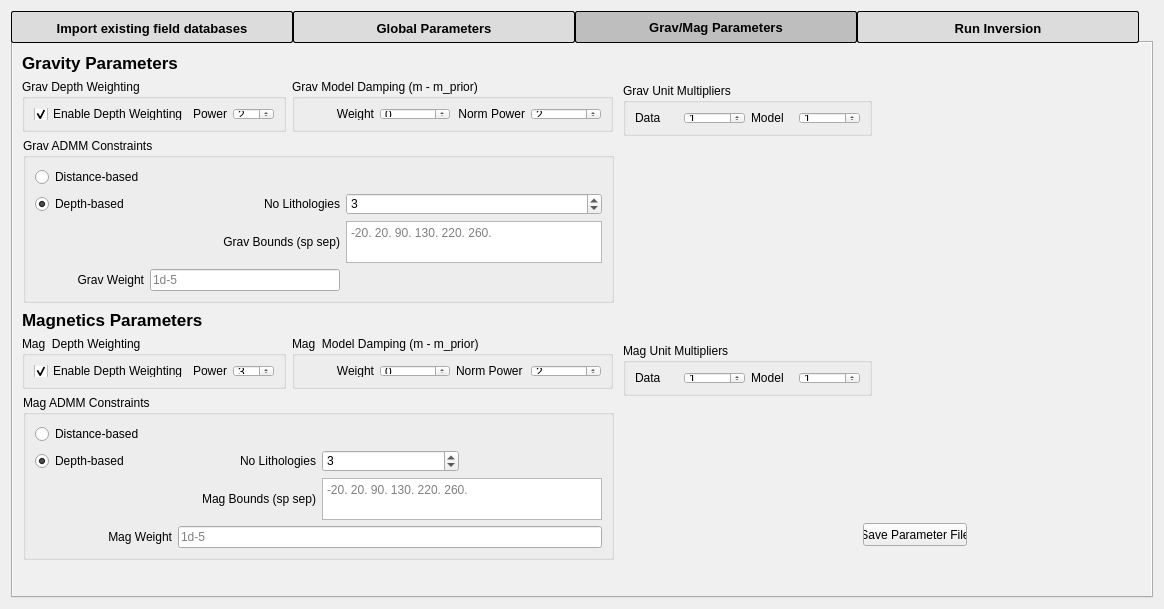
The window that Tomofast_x_dialog_base.ui (TOMOFAST/tomofast-x-q) describes before a commit, drawn with Qt 5.
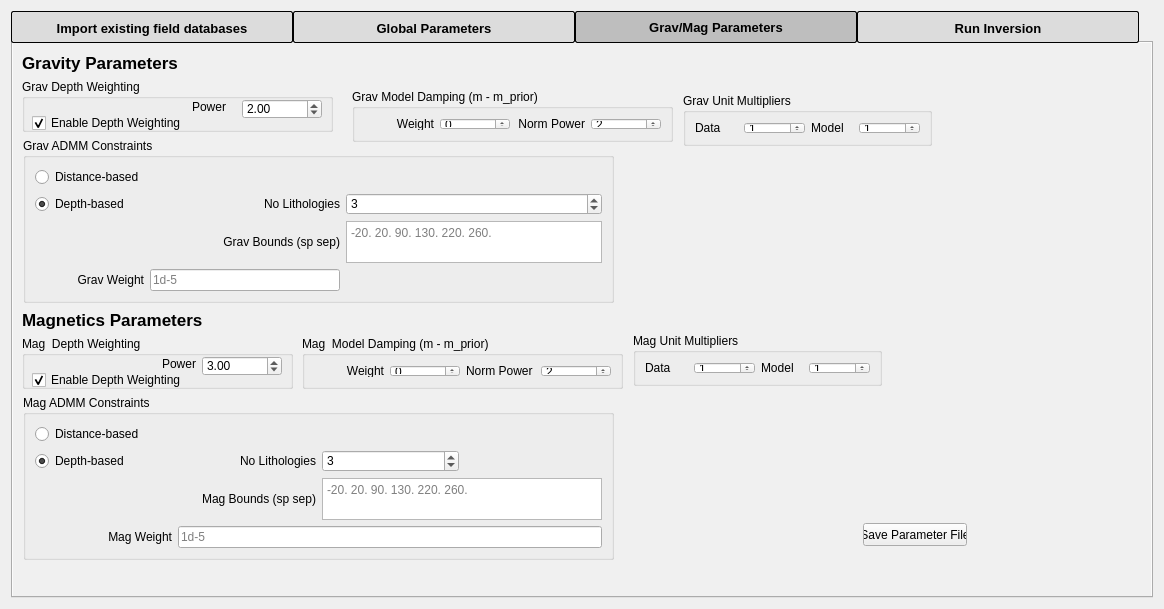
The same window after the commit. The open tabs and pages were chosen to show the change. Custom widgets are drawn as their Qt base class.

Commit message: change depth weights to floats

Patch:
```diff
--- a/Tomofast_x_dialog_base.ui
+++ b/Tomofast_x_dialog_base.ui
@@ -2007,8 +2007,8 @@
        </property>
        <property name="geometry">
         <rect>
-         <x>279</x>
-         <y>36</y>
+         <x>339</x>
+         <y>46</y>
          <width>321</width>
          <height>53</height>
         </rect>
@@ -2103,8 +2103,8 @@
        </property>
        <property name="geometry">
         <rect>
-         <x>610</x>
-         <y>40</y>
+         <x>670</x>
+         <y>50</y>
          <width>249</width>
          <height>53</height>
         </rect>
@@ -2175,16 +2175,22 @@
         <rect>
          <x>9</x>
          <y>293</y>
-         <width>264</width>
+         <width>271</width>
          <height>53</height>
         </rect>
        </property>
        <property name="title">
         <string>Mag  Depth Weighting</string>
        </property>
-       <layout class="QGridLayout" name="gridLayout_23">
-        <item row="0" column="0">
          <widget class="QCheckBox" name="checkBox_6">
+        <property name="geometry">
+         <rect>
+          <x>10</x>
+          <y>36</y>
+          <width>193</width>
+          <height>16</height>
+         </rect>
+        </property>
           <property name="text">
            <string>Enable Depth Weighting</string>
           </property>
@@ -2192,31 +2198,32 @@
            <bool>true</bool>
           </property>
          </widget>
-        </item>
-        <item row="0" column="1">
          <widget class="QLabel" name="label_23">
+        <property name="geometry">
+         <rect>
+          <x>140</x>
+          <y>20</y>
+          <width>41</width>
+          <height>16</height>
+         </rect>
+        </property>
           <property name="text">
            <string>Power</string>
           </property>
          </widget>
-        </item>
-        <item row="0" column="2">
-         <widget class="QgsSpinBox" name="mQgsSpinBox_11">
-          <property name="maximum">
-           <number>10</number>
-          </property>
-          <property name="singleStep">
-           <number>1</number>
+       <widget class="QgsDoubleSpinBox" name="mQgsDoubleSpinBox">
+        <property name="geometry">
+         <rect>
+          <x>180</x>
+          <y>20</y>
+          <width>80</width>
+          <height>20</height>
+         </rect>
           </property>
           <property name="value">
-           <number>3</number>
-          </property>
-          <property name="displayIntegerBase">
-           <number>10</number>
-          </property>
-         </widget>
-        </item>
-       </layout>
+         <double>3.000000000000000</double>
+        </property>
+       </widget>
       </widget>
       <widget class="QPushButton" name="pushButton_5">
        <property name="geometry">
@@ -2239,16 +2246,22 @@
         <rect>
          <x>9</x>
          <y>36</y>
-         <width>264</width>
+         <width>311</width>
          <height>53</height>
         </rect>
        </property>
        <property name="title">
         <string>Grav Depth Weighting</string>
        </property>
-       <layout class="QGridLayout" name="gridLayout_17">
-        <item row="0" column="0">
          <widget class="QCheckBox" name="checkBox_3">
+        <property name="geometry">
+         <rect>
+          <x>10</x>
+          <y>36</y>
+          <width>198</width>
+          <height>16</height>
+         </rect>
+        </property>
           <property name="text">
            <string>Enable Depth Weighting</string>
           </property>
@@ -2256,31 +2269,32 @@
            <bool>true</bool>
           </property>
          </widget>
-        </item>
-        <item row="0" column="1">
          <widget class="QLabel" name="label_17">
+        <property name="geometry">
+         <rect>
+          <x>170</x>
+          <y>20</y>
+          <width>41</width>
+          <height>16</height>
+         </rect>
+        </property>
           <property name="text">
            <string>Power</string>
           </property>
          </widget>
-        </item>
-        <item row="0" column="2">
-         <widget class="QgsSpinBox" name="mQgsSpinBox_10">
-          <property name="maximum">
-           <number>10</number>
-          </property>
-          <property name="singleStep">
-           <number>1</number>
+       <widget class="QgsDoubleSpinBox" name="mQgsDoubleSpinBox_2">
+        <property name="geometry">
+         <rect>
+          <x>220</x>
+          <y>20</y>
+          <width>80</width>
+          <height>20</height>
+         </rect>
           </property>
           <property name="value">
-           <number>2</number>
-          </property>
-          <property name="displayIntegerBase">
-           <number>10</number>
-          </property>
-         </widget>
-        </item>
-       </layout>
+         <double>2.000000000000000</double>
+        </property>
+       </widget>
       </widget>
       <widget class="QGroupBox" name="groupBox_30">
        <property name="enabled">
@@ -2288,7 +2302,7 @@
        </property>
        <property name="geometry">
         <rect>
-         <x>279</x>
+         <x>289</x>
          <y>293</y>
          <width>321</width>
          <height>53</height>
@@ -2361,8 +2375,8 @@
        </property>
        <property name="geometry">
         <rect>
-         <x>610</x>
-         <y>300</y>
+         <x>620</x>
+         <y>290</y>
          <width>249</width>
          <height>53</height>
         </rect>
```
Left out of the diff: 2 changed lines with no effect on the pictures. Lines whose indentation alone changed are shown as unchanged. The commit also changes 1 other file.
